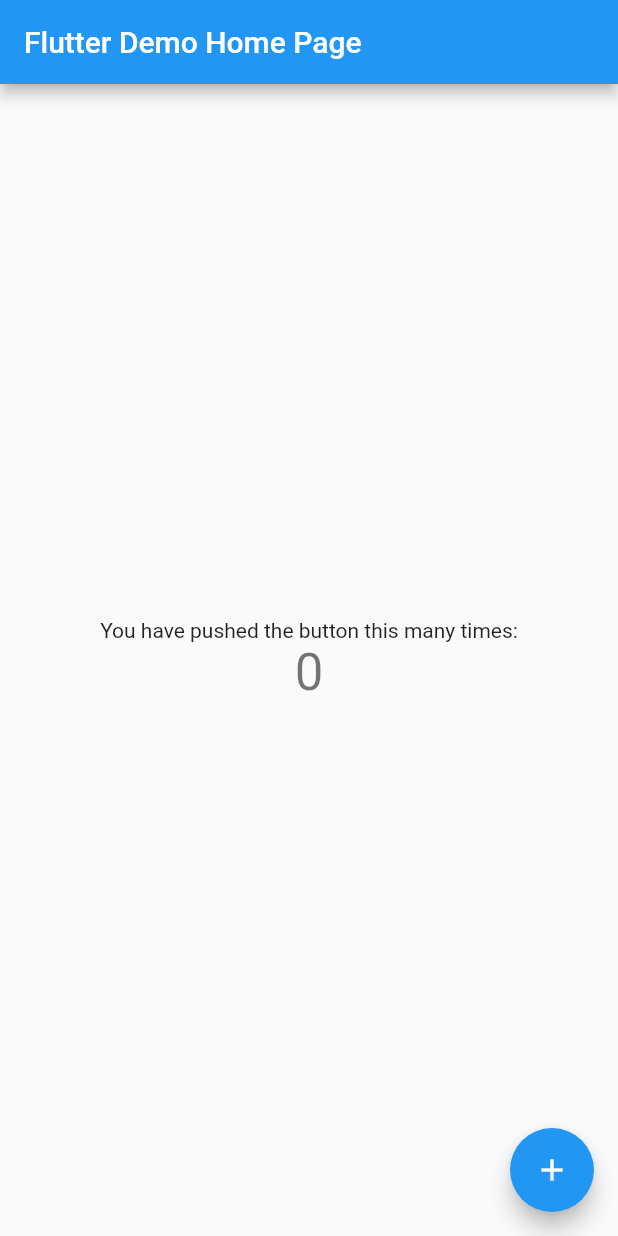
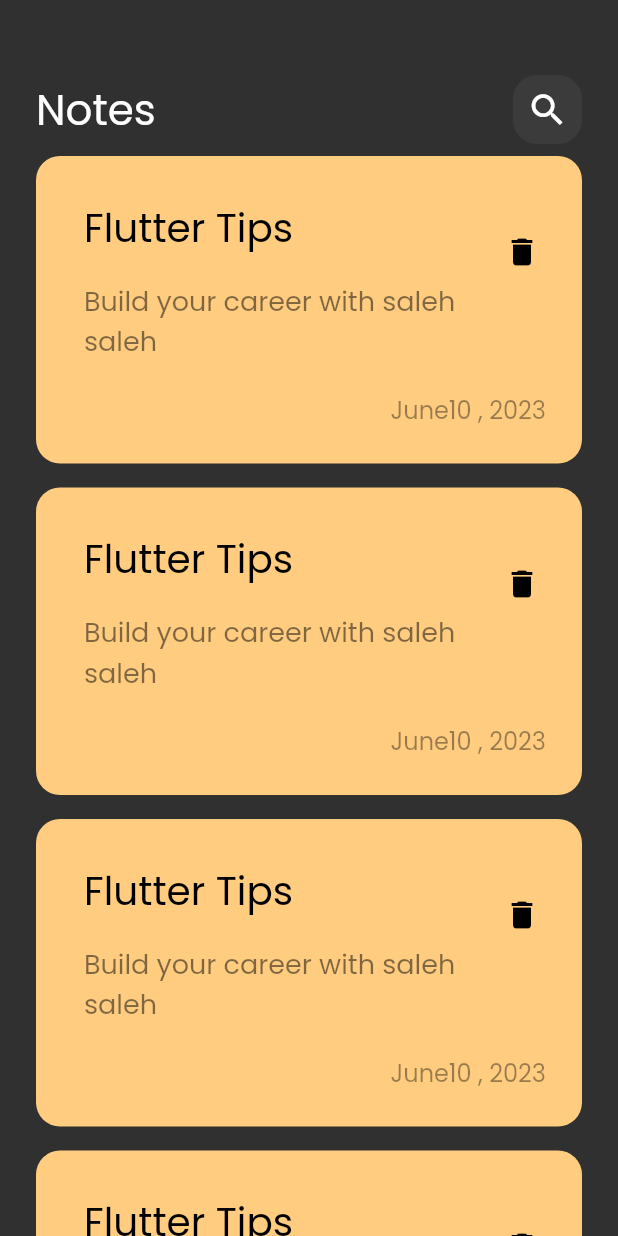
Before and after one commit to SalehSaleh321/notes_app, a Flutter app: the screen it shows after launch, on a phone screen of 412 x 824 dp. Run offline on Flutter 3.47's test engine with Material 2 defaults, Android fonts, the phone set to English and light mode, and no system bars.

Commit message:
create Niotes List View

```diff
--- a/lib/main.dart
+++ b/lib/main.dart
@@ -1,115 +1,24 @@
 import 'package:flutter/material.dart';
+import 'package:notes_app/views/notes_view.dart';
+//import 'package:font_awesome_flutter/font_awesome_flutter.dart';
+
 
 void main() {
-  runApp(const MyApp());
+  runApp(const NotesApp());
 }
 
-class MyApp extends StatelessWidget {
-  const MyApp({super.key});
+
+class NotesApp extends StatelessWidget {
+  const NotesApp({Key? key}) : super(key: key);
 
   // This widget is the root of your application.
   @override
   Widget build(BuildContext context) {
     return MaterialApp(
-      title: 'Flutter Demo',
-      theme: ThemeData(
-        // This is the theme of your application.
-        //
-        // Try running your application with "flutter run". You'll see the
-        // application has a blue toolbar. Then, without quitting the app, try
-        // changing the primarySwatch below to Colors.green and then invoke
-        // "hot reload" (press "r" in the console where you ran "flutter run",
-        // or simply save your changes to "hot reload" in a Flutter IDE).
-        // Notice that the counter didn't reset back to zero; the application
-        // is not restarted.
-        primarySwatch: Colors.blue,
+      theme: ThemeData(brightness: Brightness.dark ,
+      fontFamily: 'Poppins'
       ),
-      home: const MyHomePage(title: 'Flutter Demo Home Page'),
+      home: const NotesView(),
     );
   }
 }
-
-class MyHomePage extends StatefulWidget {
-  const MyHomePage({super.key, required this.title});
-
-  // This widget is the home page of your application. It is stateful, meaning
-  // that it has a State object (defined below) that contains fields that affect
-  // how it looks.
-
-  // This class is the configuration for the state. It holds the values (in this
-  // case the title) provided by the parent (in this case the App widget) and
-  // used by the build method of the State. Fields in a Widget subclass are
-  // always marked "final".
-
-  final String title;
-
-  @override
-  State<MyHomePage> createState() => _MyHomePageState();
-}
-
-class _MyHomePageState extends State<MyHomePage> {
-  int _counter = 0;
-
-  void _incrementCounter() {
-    setState(() {
-      // This call to setState tells the Flutter framework that something has
-      // changed in this State, which causes it to rerun the build method below
-      // so that the display can reflect the updated values. If we changed
-      // _counter without calling setState(), then the build method would not be
-      // called again, and so nothing would appear to happen.
-      _counter++;
-    });
-  }
-
-  @override
-  Widget build(BuildContext context) {
-    // This method is rerun every time setState is called, for instance as done
-    // by the _incrementCounter method above.
-    //
-    // The Flutter framework has been optimized to make rerunning build methods
-    // fast, so that you can just rebuild anything that needs updating rather
-    // than having to individually change instances of widgets.
-    return Scaffold(
-      appBar: AppBar(
-        // Here we take the value from the MyHomePage object that was created by
-        // the App.build method, and use it to set our appbar title.
-        title: Text(widget.title),
-      ),
-      body: Center(
-        // Center is a layout widget. It takes a single child and positions it
-        // in the middle of the parent.
-        child: Column(
-          // Column is also a layout widget. It takes a list of children and
-          // arranges them vertically. By default, it sizes itself to fit its
-          // children horizontally, and tries to be as tall as its parent.
-          //
-          // Invoke "debug painting" (press "p" in the console, choose the
-          // "Toggle Debug Paint" action from the Flutter Inspector in Android
-          // Studio, or the "Toggle Debug Paint" command in Visual Studio Code)
-          // to see the wireframe for each widget.
-          //
-          // Column has various properties to control how it sizes itself and
-          // how it positions its children. Here we use mainAxisAlignment to
-          // center the children vertically; the main axis here is the vertical
-          // axis because Columns are vertical (the cross axis would be
-          // horizontal).
-          mainAxisAlignment: MainAxisAlignment.center,
-          children: <Widget>[
-            const Text(
-              'You have pushed the button this many times:',
-            ),
-            Text(
-              '$_counter',
-              style: Theme.of(context).textTheme.headlineMedium,
-            ),
-          ],
-        ),
-      ),
-      floatingActionButton: FloatingActionButton(
-        onPressed: _incrementCounter,
-        tooltip: 'Increment',
-        child: const Icon(Icons.add),
-      ), // This trailing comma makes auto-formatting nicer for build methods.
-    );
-  }
-}
--- /dev/null
+++ b/lib/views/notes_view.dart
@@ -0,0 +1,20 @@
+import 'package:flutter/material.dart';
+//import 'package:flutter/src/foundation/key.dart';
+
+//import 'package:flutter/src/widgets/framework.dart';
+
+import 'widgets/notes_view_body.dart';
+
+
+
+class NotesView  extends StatelessWidget {
+  const NotesView ({Key? key}) : super(key: key);
+
+  @override
+  Widget build(BuildContext context) {
+    return const Scaffold(
+      body: NotesViewBody(),
+
+    );
+  }
+}
--- /dev/null
+++ b/lib/views/widgets/custom_app_bar.dart
@@ -0,0 +1,47 @@
+import 'package:flutter/material.dart';
+
+import 'custom_icon.dart';
+
+//class CustomAppBar extends StatelessWidget {
+  //const CustomAppBar({super.key});
+
+  //@override
+  //Widget build(BuildContext context) {
+    //return Row(
+      //  children: const [
+        //Text(
+          //'Notes',
+          //style: TextStyle(
+            //fontSize: 28,
+          //),
+        //),
+        //Spacer(),
+        //CustomAppBar(),
+
+
+      //],
+    //);
+  //}
+//}
+
+
+
+class CustomAppBar extends StatelessWidget {
+  const CustomAppBar({super.key});
+
+  @override
+  Widget build(BuildContext context) {
+    return Row(
+      children: const [
+        Text(
+          'Notes' ,
+          style: TextStyle(
+          fontSize: 28,
+        ),
+        ),
+        Spacer(),
+        CustomSearchIcon(),
+      ],
+    );
+  }
+}
--- /dev/null
+++ b/lib/views/widgets/custom_icon.dart
@@ -0,0 +1,27 @@
+import 'package:flutter/material.dart';
+
+
+class CustomSearchIcon extends StatelessWidget{
+  const CustomSearchIcon({super.key});
+
+  @override
+Widget build(BuildContext context) {
+    return Container(
+      height: 46,
+      width: 46,
+      decoration: BoxDecoration(
+          color: Colors.white.withOpacity(.05),
+          borderRadius: BorderRadius.circular(16)
+          ),
+          child: const Center(
+            child: Icon(
+              Icons.search,
+              size:28,
+            ),
+
+
+        ),
+
+    );
+  }
+}
--- /dev/null
+++ b/lib/views/widgets/custom_note_iteam.dart
@@ -0,0 +1,63 @@
+import 'package:flutter/material.dart';
+//import 'package:font_awesome_flutter/font_awesome_flutter.dart';
+
+
+class NoteIteam extends StatelessWidget {
+  const NoteIteam({super.key});
+
+  @override
+  Widget build(BuildContext context) {
+    return Container(
+      padding: const EdgeInsets.only(top: 24, bottom:24, left: 16), //(top: 24, bottom:24, Left: 16),
+      decoration: BoxDecoration(
+        color: const Color(0xffFFCC80),
+        borderRadius: BorderRadius.circular(16),
+      ),
+      child: Column(
+        crossAxisAlignment: CrossAxisAlignment.end,
+        children: [
+          ListTile(
+            title: const Text(
+              'Flutter Tips',
+              style: TextStyle(
+                color: Colors.black,
+                fontSize: 26,
+              ),
+            ),
+            subtitle: Padding(
+              padding: const EdgeInsets.only(
+                top: 16,
+                bottom: 16,
+              ),
+
+            child: Text('Build your career with saleh saleh',
+            style: TextStyle(
+              color: Colors.black.withOpacity(.5),
+              fontSize: 18,
+            )),
+
+          ),
+            trailing: IconButton(
+            onPressed: () {},
+            icon: const Icon(
+              Icons.delete,//FontAwesomeIcons.trash,
+              color: Colors.black,
+              size: 24,
+            ),
+            ),
+          ),
+          Padding(
+            padding: const EdgeInsets.only(right: 24),
+            child: Text(
+              'June10 , 2023',
+              style: TextStyle(
+                color : Colors.black.withOpacity(.4),
+                fontSize: 16,
+              ),
+            ),
+            ),
+        ],
+      ),
+    );
+  }
+}
--- /dev/null
+++ b/lib/views/widgets/notes_list_view.dart
@@ -0,0 +1,18 @@
+import 'package:flutter/widgets.dart';
+
+import 'custom_note_iteam.dart';
+
+class NotesListView extends StatelessWidget {
+  const NotesListView({super.key});
+
+  @override
+  Widget build(BuildContext context) {
+    return ListView.builder(itemBuilder:(context , index){
+      return const Padding(
+        padding:  EdgeInsets.symmetric(vertical: 8),
+        child:  NoteIteam(),
+      );
+    }
+      );
+  }
+}
--- /dev/null
+++ b/lib/views/widgets/notes_view_body.dart
@@ -0,0 +1,35 @@
+//import 'package:flutter/material.dart';
+//import 'package:notes_app/views/widgets/notes_view_body.dart';
+
+
+
+import 'package:flutter/widgets.dart';
+import 'package:notes_app/views/widgets/custom_note_iteam.dart';
+
+import 'custom_app_bar.dart';
+import 'notes_list_view.dart';
+//import 'Note_Iteam.dart';
+
+
+class NotesViewBody extends StatelessWidget {
+  const NotesViewBody({super.key});
+
+
+
+@override
+Widget build(BuildContext context) {
+  return Padding(
+    padding: const EdgeInsets.symmetric(horizontal: 24),
+    child: Column(
+    children: const [
+      SizedBox(
+        height: 50,
+      ),
+          CustomAppBar(),
+         // NoteIteam()
+          Expanded( child:  NotesListView()),
+    ],
+    ),
+  );
+}
+}
```
Also changed, not shown: pubspec.yaml (+8 -11 lines), assets/fonts/Poppins-Regular.ttf (added), 1 other file.
